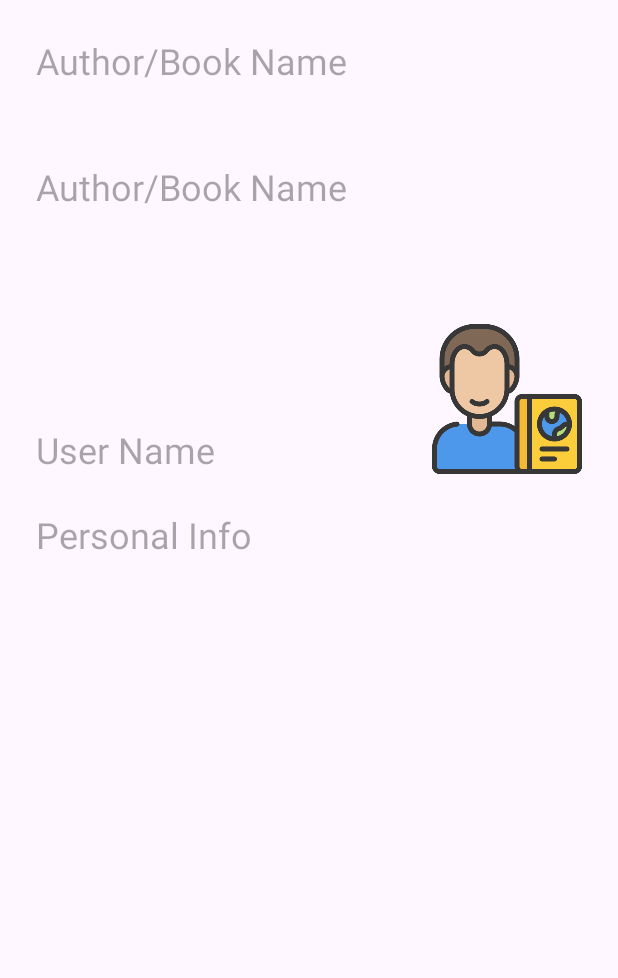
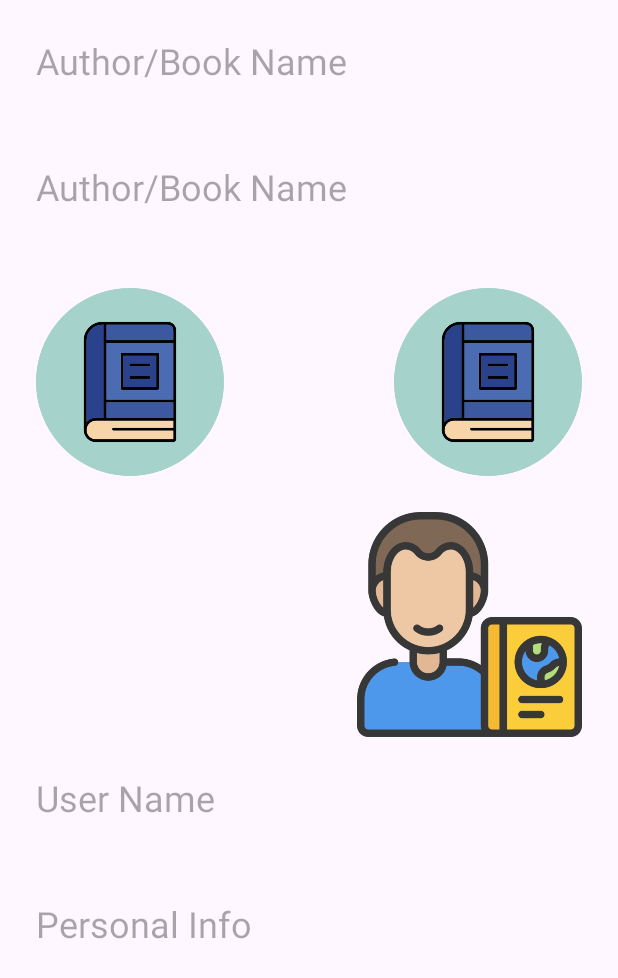
Before and after one commit to IThror10/bookTinder, an Android app: the layout match_book_popup.xml on its own in the app's theme, with its tools: preview values and no code run, on a phone screen of 412 x 824 dp. Shown: the top 978 px of the screen. Run offline under Robolectric (Android 15) with nearby library versions, the phone set to English and light mode, and no system bars; network calls fail.

Commit message:
match menu

```diff
--- a/Binder/app/src/main/java/com/example/binder/api/BinderAPI.kt
+++ b/Binder/app/src/main/java/com/example/binder/api/BinderAPI.kt
@@ -61,7 +61,7 @@ interface BinderAPI {
         @Path("giveAwayId") giveAwayId: Long
     ): Completable
 
-    @GET("api/book/{name}")
+    @GET("user/book/recommend/match")
     fun getMatches(
         @Header("Authorization") token: String
     ): Single<List<Match>>
--- a/Binder/app/src/main/java/com/example/binder/model/Giveaway.kt
+++ b/Binder/app/src/main/java/com/example/binder/model/Giveaway.kt
@@ -8,4 +8,5 @@ data class Giveaway(
     @field:Json(name = "description") val description: String,
     @field:Json(name = "book") val book: Book,
     @field:Json(name = "photo") val photo: String?,
+    @field:Json(name = "user") val user: UserData? = null
 )
--- a/Binder/app/src/main/java/com/example/binder/model/Match.kt
+++ b/Binder/app/src/main/java/com/example/binder/model/Match.kt
@@ -4,5 +4,5 @@ import com.squareup.moshi.Json
 
 data class Match (
     @field:Json(name = "ours") val ours: Giveaway,
-    @field:Json(name = "other") val other: Giveaway
+    @field:Json(name = "other") val other: Giveaway,
 )
--- a/Binder/app/src/main/java/com/example/binder/ui/rv/GiveawayAdapter.kt
+++ b/Binder/app/src/main/java/com/example/binder/ui/rv/GiveawayAdapter.kt
@@ -42,11 +42,11 @@ class GiveawayAdapter(
         return BookViewHolder(inflater.inflate(R.layout.giveaway_item, parent, false)).apply {
             itemView.findViewById<ImageView>(R.id.giveaway_remove_img).setOnClickListener {
                 val giveaway = data[this.adapterPosition]
+                setData(data.filter { it.id != giveaway.id })
                 BinderApplication.instance.binderApi.deleteGiveaway(bearer(), giveaway.id)
                     .subscribeOn(Schedulers.io())
                     .observeOn(AndroidSchedulers.mainThread())
                     .subscribe({
-                        setData(data.filter { it.id != giveaway.id })
                         Log.i("deleteGiveaway", giveaway.id.toString())
                         updateUI()
                     }, { ErrorUtils.showMessage(it, context, "deleteGiveaway") })
@@ -92,7 +92,7 @@ class GiveawayAdapter(
     }
 }
 
-class BookViewHolder(root: View): RecyclerView.ViewHolder(root) {
+class BookViewHolder(root: View) : RecyclerView.ViewHolder(root) {
 
     private val bookInfo: TextView = root.findViewById(R.id.book_item_book_info)
 
--- a/Binder/app/src/main/res/layout/match_book_popup.xml
+++ b/Binder/app/src/main/res/layout/match_book_popup.xml
@@ -32,42 +32,56 @@
         app:layout_constraintTop_toTopOf="parent" />
 
     <ImageView
-        android:id="@+id/popup_match_photo"
-        android:layout_width="100dp"
-        android:layout_height="100dp"
-        android:layout_marginStart="24dp"
-        android:layout_marginEnd="24dp"
-        android:layout_marginTop="48dp"
+        android:id="@+id/popup_profile_match_photo"
+        android:layout_width="150dp"
+        android:layout_height="150dp"
+        android:layout_margin="24dp"
+        android:src="@drawable/avatar"
         app:layout_constraintEnd_toEndOf="parent"
-        app:layout_constraintTop_toBottomOf="@+id/popup_my_book"
-        android:src="@drawable/avatar" />
+        app:layout_constraintTop_toBottomOf="@+id/our_book_photo" />
 
     <TextView
-        android:id="@+id/popup_match_name"
+        android:id="@+id/popup_profile_match_name"
         style="@style/SimpleText"
         android:layout_width="0dp"
         android:layout_height="60dp"
-        android:layout_marginStart="24dp"
-        android:layout_marginEnd="24dp"
+        android:layout_margin="24dp"
         android:hint="@string/user_name"
         android:maxLines="2"
         android:scrollbars="vertical"
-        android:gravity="bottom"
-        app:layout_constraintBottom_toBottomOf="@+id/popup_match_photo"
-        app:layout_constraintEnd_toStartOf="@+id/popup_match_photo"
-        app:layout_constraintStart_toStartOf="parent" />
+        app:layout_constraintEnd_toEndOf="parent"
+        app:layout_constraintStart_toStartOf="parent"
+        app:layout_constraintTop_toBottomOf="@+id/popup_profile_match_photo" />
 
     <TextView
-        android:id="@+id/popup_personal"
+        android:id="@+id/popup_profile_match_personal"
+        style="@style/SimpleText"
         android:layout_width="0dp"
         android:layout_height="100dp"
+        android:layout_margin="24dp"
         android:hint="@string/personal_info"
         android:maxLines="5"
         android:scrollbars="vertical"
+        app:layout_constraintEnd_toEndOf="parent"
+        app:layout_constraintStart_toStartOf="parent"
+        app:layout_constraintTop_toBottomOf="@+id/popup_profile_match_name" />
+
+    <ImageView
+        android:id="@+id/our_book_photo"
+        android:layout_width="125dp"
+        android:layout_height="125dp"
+        android:layout_margin="24dp"
+        app:layout_constraintStart_toStartOf="parent"
+        app:layout_constraintTop_toBottomOf="@+id/popup_my_book"
+        app:srcCompat="@drawable/book" />
+
+    <ImageView
+        android:id="@+id/other_book_photo"
+        android:layout_width="125dp"
+        android:layout_height="125dp"
         android:layout_margin="24dp"
         app:layout_constraintEnd_toEndOf="parent"
-        app:layout_constraintStart_toStartOf="parent"
-        app:layout_constraintTop_toBottomOf="@+id/popup_match_name"
-        style="@style/SimpleText" />
+        app:layout_constraintTop_toBottomOf="@+id/popup_my_book"
+        app:srcCompat="@drawable/book" />
 
 </androidx.constraintlayout.widget.ConstraintLayout>
--- a/Binder/app/src/main/res/values/strings.xml
+++ b/Binder/app/src/main/res/values/strings.xml
@@ -39,4 +39,5 @@
     <string name="giveaway_description">Giveaway description</string>
     <string name="book_author">Book Author</string>
     <string name="book_year">Book Year</string>
+    <string name="you_haven_t_any_giveaways">You haven\'t any giveaways</string>
 </resources>
```
Also changed, not shown: Binder/app/src/main/java/com/example/binder/ui/profile/ProfileFragment.kt (+6 -2 lines), Binder/app/src/main/java/com/example/binder/ui/rv/MatchAdapter.kt (+24 -4 lines), Binder/app/src/main/res/layout/fragment_profile.xml (+11 -0 lines).
